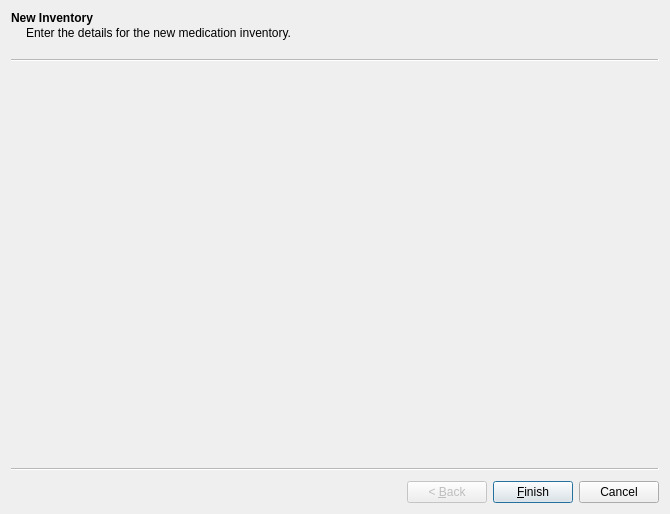
Before: the Qt Designer form mtrack/altershipmentwizard.ui in kyledevans/Medicine-Track, drawn with Qt 5.
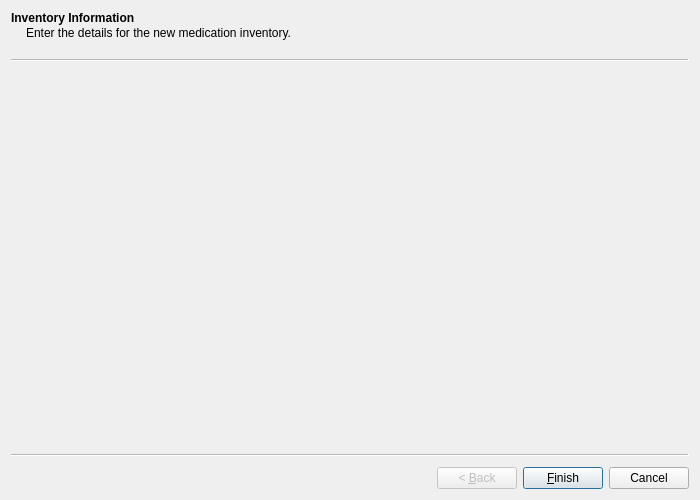
After: the same form once the commit is applied. Custom widgets are drawn as their Qt base class.

```diff
--- a/mtrack/altershipmentwizard.ui
+++ b/mtrack/altershipmentwizard.ui
@@ -2,20 +2,30 @@
 <ui version="4.0">
  <class>AlterShipmentWizard</class>
  <widget class="QWizard" name="AlterShipmentWizard">
-  <property name="geometry">
-   <rect>
-    <x>0</x>
-    <y>0</y>
-    <width>670</width>
-    <height>514</height>
-   </rect>
+  <property name="sizePolicy">
+   <sizepolicy hsizetype="Fixed" vsizetype="Fixed">
+    <horstretch>0</horstretch>
+    <verstretch>0</verstretch>
+   </sizepolicy>
+  </property>
+  <property name="minimumSize">
+   <size>
+    <width>700</width>
+    <height>500</height>
+   </size>
+  </property>
+  <property name="maximumSize">
+   <size>
+    <width>700</width>
+    <height>500</height>
+   </size>
   </property>
   <property name="windowTitle">
    <string>Wizard</string>
   </property>
   <widget class="ASW_Page00" name="page00">
    <property name="title">
-    <string>New Inventory</string>
+    <string>Inventory Information</string>
    </property>
    <property name="subTitle">
     <string>Enter the details for the new medication inventory.</string>
```
Left out of the diff: 2 changed lines with no effect on the pictures.
